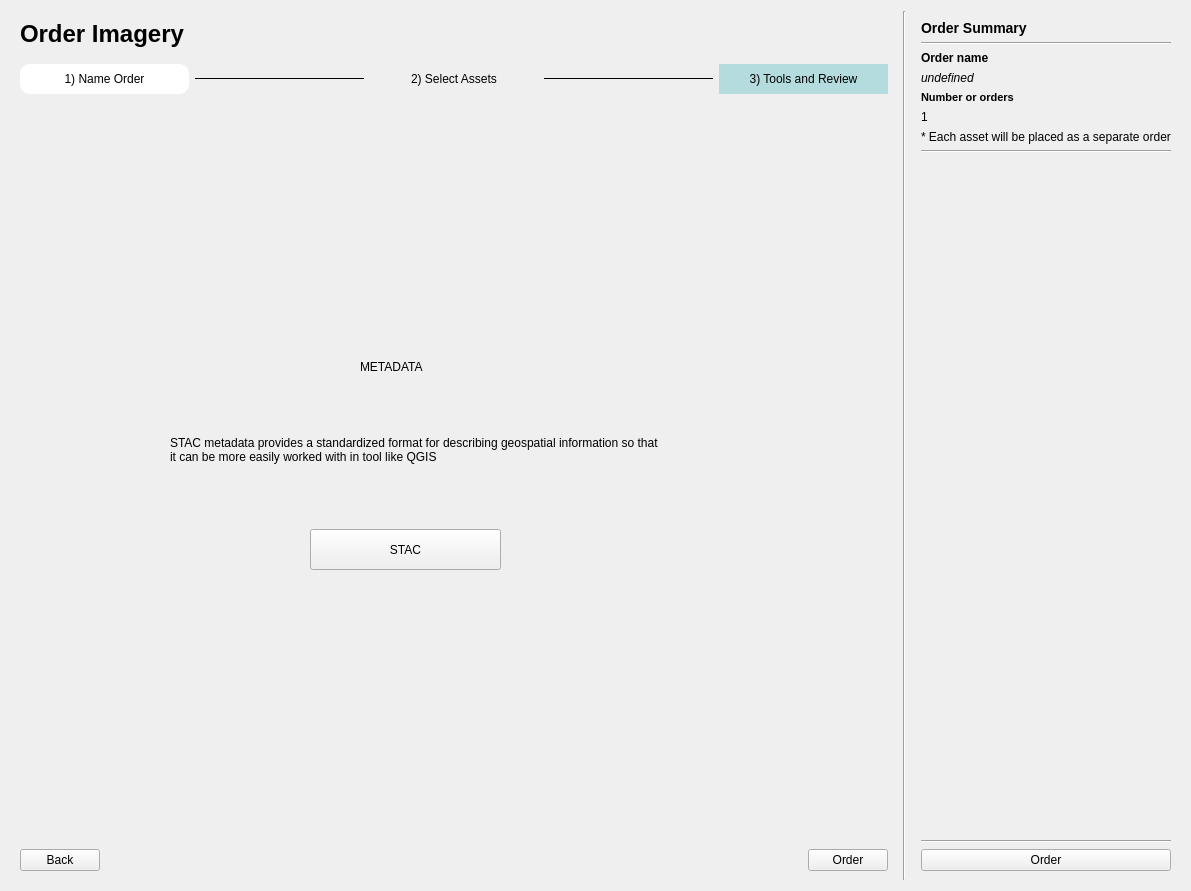
planetlabs/qgis-planet-plugin, file planet_explorer/ui/pe_orders.ui: the form before one commit.
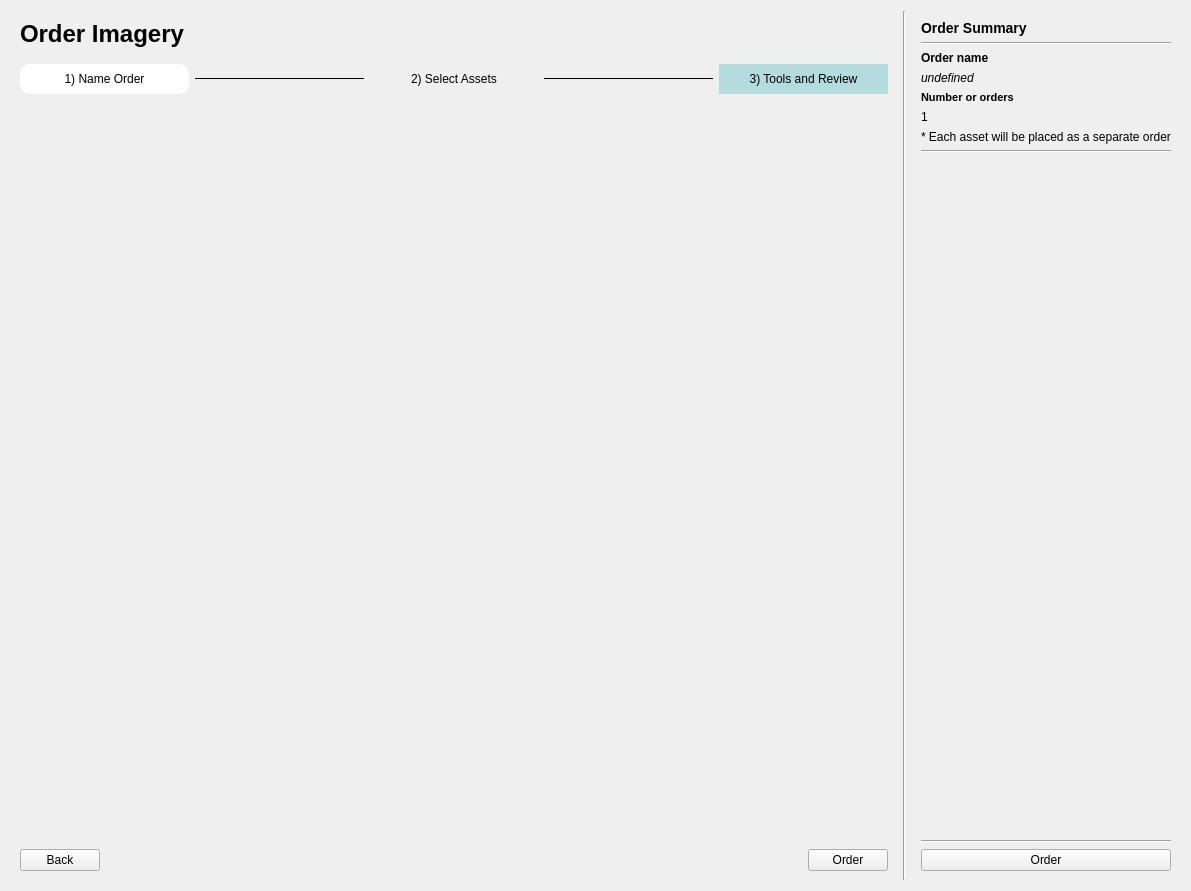
The form after the commit.

Commit message: created a new widget with its components for handling the support of stac metadata download when ordering assets

Diff of the .ui file:
```diff
--- a/planet_explorer/ui/pe_orders.ui
+++ b/planet_explorer/ui/pe_orders.ui
@@ -308,48 +308,6 @@
                  <height>717</height>
                 </rect>
                </property>
-               <widget class="QLabel" name="laSTACDescription">
-                <property name="geometry">
-                 <rect>
-                  <x>150</x>
-                  <y>280</y>
-                  <width>491</width>
-                  <height>121</height>
-                 </rect>
-                </property>
-                <property name="text">
-                 <string>STAC metadata provides a standardized format for describing geospatial information so that it can be more easily worked with in tool like QGIS </string>
-                </property>
-                <property name="wordWrap">
-                 <bool>true</bool>
-                </property>
-               </widget>
-               <widget class="QLabel" name="laSTACTitle">
-                <property name="geometry">
-                 <rect>
-                  <x>340</x>
-                  <y>250</y>
-                  <width>131</width>
-                  <height>16</height>
-                 </rect>
-                </property>
-                <property name="text">
-                 <string>METADATA</string>
-                </property>
-               </widget>
-               <widget class="QPushButton" name="btnSTAC">
-                <property name="geometry">
-                 <rect>
-                  <x>290</x>
-                  <y>420</y>
-                  <width>191</width>
-                  <height>41</height>
-                 </rect>
-                </property>
-                <property name="text">
-                 <string>STAC</string>
-                </property>
-               </widget>
               </widget>
              </widget>
             </item>
```
Left out of the diff: 4 changed lines with no effect on the pictures. The commit also changes 3 other files.
